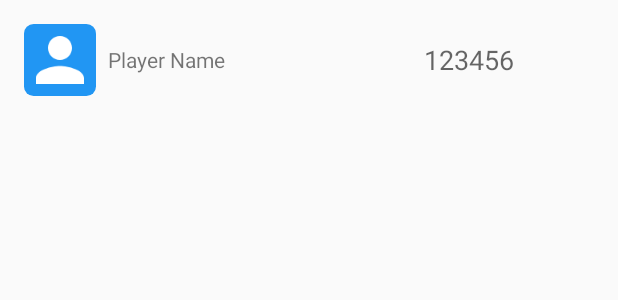
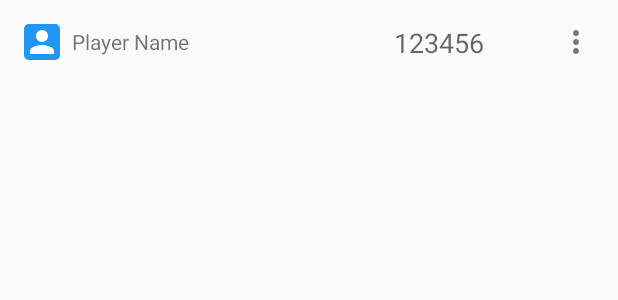
Before and after one commit to amandaroos/Scorekeeper, an Android app: the layout list_item.xml on its own in the app's theme, with its tools: preview values and no code run, on a phone screen of 412 x 824 dp. Shown: the top 300 px of the screen. Run offline under Robolectric (Android 15) with nearby library versions, the phone set to English and light mode, and no system bars.

Commit message:
Add android:imeOptions="flagNoExtractUi" to get editor activity keyboard to consistantly pop up in landscape mode

```diff
--- a/app/src/main/java/com/example/amanda/scorekeeperversion4/MainActivity.java
+++ b/app/src/main/java/com/example/amanda/scorekeeperversion4/MainActivity.java
@@ -71,7 +71,7 @@ public class MainActivity extends AppCompatActivity implements LoaderManager.Loa
 
         //set an empty footer view at the end of the list to avoid the fab covering information
         TextView empty = new TextView(this);
-        empty.setHeight(100);
+        empty.setHeight(150);
         //The footer view cannot be selected
         playerListView.addFooterView(empty, 0, false);
 
--- a/app/src/main/java/com/example/amanda/scorekeeperversion4/PlayerCursorAdapter.java
+++ b/app/src/main/java/com/example/amanda/scorekeeperversion4/PlayerCursorAdapter.java
@@ -2,12 +2,14 @@ package com.example.amanda.scorekeeperversion4;
 
 import android.content.Context;
 import android.database.Cursor;
+import android.media.Image;
 import android.support.v4.widget.CursorAdapter;
 import android.text.TextUtils;
 import android.util.Log;
 import android.view.LayoutInflater;
 import android.view.View;
 import android.view.ViewGroup;
+import android.widget.ImageView;
 import android.widget.TextView;
 
 import com.example.amanda.scorekeeperversion4.data.PlayerContract.PlayerEntry;
@@ -61,6 +63,8 @@ public class PlayerCursorAdapter extends CursorAdapter {
         TextView nameTextView = (TextView) view. findViewById(R.id.name);
         TextView scoreTextView = (TextView) view.findViewById(R.id.score);
 
+        ImageView moreActions = (ImageView) view.findViewById(R.id.more_actions);
+
         //Find the columns of player attributes we are interested in
         int nameColumnIndex = cursor.getColumnIndex(PlayerEntry.COLUMN_PLAYER_NAME);
         int scoreColumnIndex = cursor.getColumnIndex(PlayerEntry.COLUMN_PLAYER_SCORE);
@@ -78,5 +82,12 @@ public class PlayerCursorAdapter extends CursorAdapter {
         //Populate views with extracted daa
         nameTextView.setText(playerName);
         scoreTextView.setText(playerScore);
+
+        moreActions.setOnClickListener(new View.OnClickListener() {
+            @Override
+            public void onClick(View v) {
+
+            }
+        });
     }
 }
--- /dev/null
+++ b/app/src/main/res/drawable/ic_more_vert.xml
@@ -0,0 +1,9 @@
+<vector xmlns:android="http://schemas.android.com/apk/res/android"
+        android:width="24dp"
+        android:height="24dp"
+        android:viewportWidth="24.0"
+        android:viewportHeight="24.0">
+    <path
+        android:fillColor="#FF777777"
+        android:pathData="M12,8c1.1,0 2,-0.9 2,-2s-0.9,-2 -2,-2 -2,0.9 -2,2 0.9,2 2,2zM12,10c-1.1,0 -2,0.9 -2,2s0.9,2 2,2 2,-0.9 2,-2 -0.9,-2 -2,-2zM12,16c-1.1,0 -2,0.9 -2,2s0.9,2 2,2 2,-0.9 2,-2 -0.9,-2 -2,-2z"/>
+</vector>
--- a/app/src/main/res/layout/activity_editor.xml
+++ b/app/src/main/res/layout/activity_editor.xml
@@ -16,6 +16,7 @@
         android:textAlignment="center"
         android:textSize="48sp"
         android:id="@+id/score_input"
+        android:imeOptions="flagNoExtractUi"
         android:hint="0" />
 
     <TextView
--- a/app/src/main/res/layout/list_item.xml
+++ b/app/src/main/res/layout/list_item.xml
@@ -15,10 +15,9 @@
         android:layout_height="wrap_content">
 
         <ImageView
-            android:layout_width="48dp"
-            android:layout_height="48dp"
+            android:layout_width="24dp"
+            android:layout_height="24dp"
             app:srcCompat="@drawable/avatar" />
-
 
         <TextView
             android:id="@+id/name"
@@ -43,4 +42,11 @@
         android:layout_gravity="center"
         tools:text="123456"/>
 
+    <ImageView
+        android:layout_width="wrap_content"
+        android:layout_height="wrap_content"
+        android:layout_gravity="center"
+        android:id="@+id/more_actions"
+        app:srcCompat="@drawable/ic_more_vert"/>
+
 </LinearLayout>
--- a/app/src/main/res/values/colors.xml
+++ b/app/src/main/res/values/colors.xml
@@ -4,7 +4,7 @@
     <color name="colorPrimaryDark">#1976D2</color>
 
     <!-- Accent color for UI controls like checkboxes and text fields -->
-    <color name="colorAccent">#f3b123</color>
+    <color name="colorAccent">#ffab40</color>
 
     <!-- Primary color for the editor -->
     <color name="editorColorPrimary">#2196F3</color>
```
